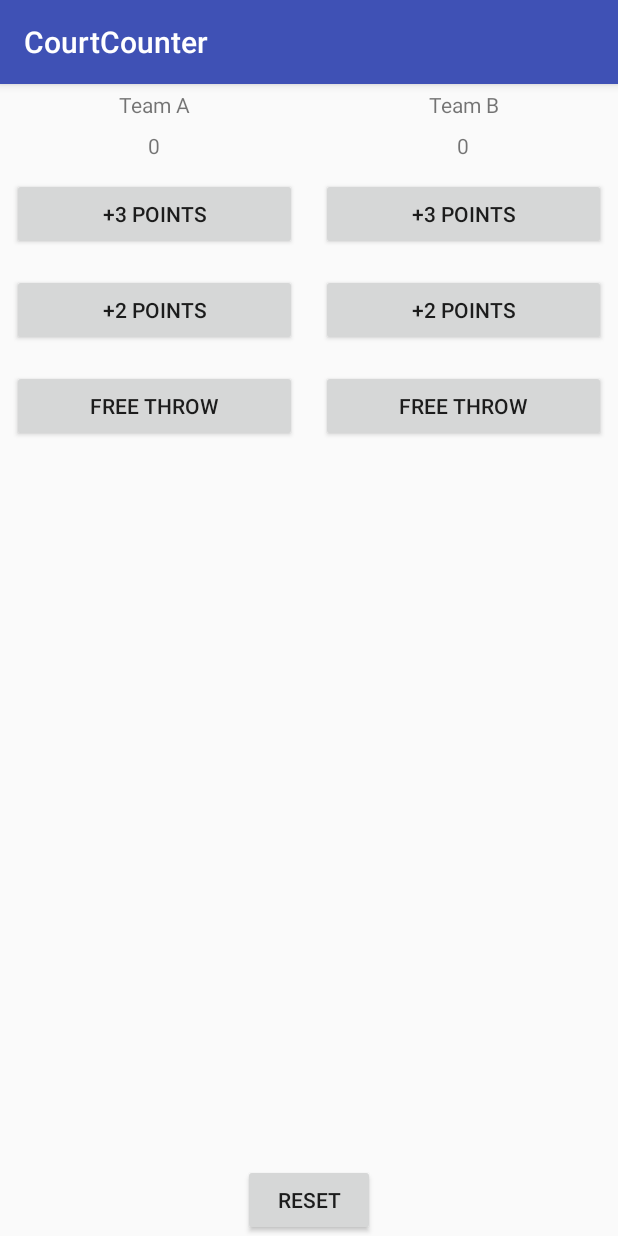
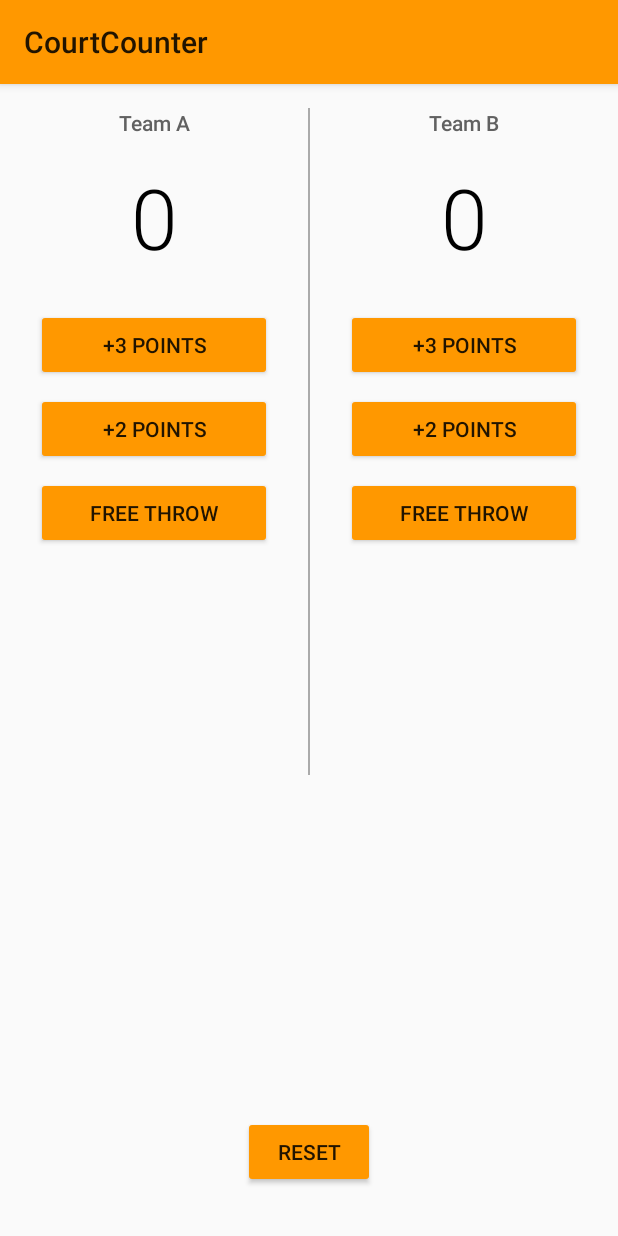
Before and after one commit to williamscs/CourtCounter, an Android app: the screen it shows after launch (MainActivity), on a phone screen of 412 x 824 dp. Run offline under Robolectric (Android 15) with nearby library versions, the phone set to English and light mode, and no system bars.

Commit message:
Change appearance

```diff
--- a/app/src/main/res/layout/activity_main.xml
+++ b/app/src/main/res/layout/activity_main.xml
@@ -6,9 +6,10 @@
     android:orientation="vertical">
     <LinearLayout xmlns:android="http://schemas.android.com/apk/res/android"
         xmlns:tools="http://schemas.android.com/tools"
-        android:layout_weight="2"
+        android:layout_weight="3"
         android:layout_width="match_parent"
         android:layout_height="0dp"
+        android:paddingTop="16dp"
         android:orientation="horizontal">
         <LinearLayout xmlns:android="http://schemas.android.com/apk/res/android"
             xmlns:tools="http://schemas.android.com/tools"
@@ -22,34 +23,55 @@
                 android:layout_width="match_parent"
                 android:layout_height="wrap_content"
                 android:gravity="center"
-                android:padding="4dp"
+                android:textSize="14sp"
+                android:fontFamily="sans-serif-medium"
+                android:textColor="#616161"
                 android:text="Team A" />
             <TextView
                 android:id="@+id/team_a_score"
                 android:layout_width="match_parent"
                 android:layout_height="wrap_content"
                 android:gravity="center"
-                android:padding="4dp"
+                android:paddingTop="16dp"
+                android:paddingBottom="20dp"
+                android:textSize="56sp"
+                android:fontFamily="sans-serif-light"
+                android:textColor="#000000"
                 android:text="0" />
             <Button
                 android:layout_width="match_parent"
                 android:layout_height="wrap_content"
-                android:layout_margin="8dp"
+                android:layout_marginTop="4dp"
+                android:layout_marginBottom="4dp"
+                android:layout_marginLeft="24dp"
+                android:layout_marginRight="24dp"
                 android:text="+3 Points"
                 android:onClick="threePointerScoredForTeamA"/>
             <Button
                 android:layout_width="match_parent"
                 android:layout_height="wrap_content"
-                android:layout_margin="8dp"
+                android:layout_marginTop="4dp"
+                android:layout_marginBottom="4dp"
+                android:layout_marginLeft="24dp"
+                android:layout_marginRight="24dp"
                 android:text="+2 Points"
                 android:onClick="twoPointerScoredForTeamA"/>
             <Button
                 android:layout_width="match_parent"
                 android:layout_height="wrap_content"
-                android:layout_margin="8dp"
+                android:layout_marginTop="4dp"
+                android:layout_marginBottom="4dp"
+                android:layout_marginLeft="24dp"
+                android:layout_marginRight="24dp"
                 android:text="Free Throw"
                 android:onClick="freeThrowScoredForTeamA"/>
         </LinearLayout>
+        <View
+            android:layout_width="1dp"
+            android:layout_height="wrap_content"
+            android:background="@android:color/darker_gray">
+
+        </View>
         <LinearLayout xmlns:android="http://schemas.android.com/apk/res/android"
             xmlns:tools="http://schemas.android.com/tools"
             android:layout_weight="1"
@@ -62,31 +84,46 @@
                 android:layout_width="match_parent"
                 android:layout_height="wrap_content"
                 android:gravity="center"
-                android:padding="4dp"
+                android:textSize="14sp"
+                android:fontFamily="sans-serif-medium"
+                android:textColor="#616161"
                 android:text="Team B" />
             <TextView
                 android:id="@+id/team_b_score"
                 android:layout_width="match_parent"
                 android:layout_height="wrap_content"
                 android:gravity="center"
-                android:padding="4dp"
+                android:paddingTop="16dp"
+                android:paddingBottom="20dp"
+                android:textSize="56sp"
+                android:fontFamily="sans-serif-light"
+                android:textColor="#000000"
                 android:text="0" />
             <Button
                 android:layout_width="match_parent"
                 android:layout_height="wrap_content"
-                android:layout_margin="8dp"
+                android:layout_marginTop="4dp"
+                android:layout_marginBottom="4dp"
+                android:layout_marginLeft="24dp"
+                android:layout_marginRight="24dp"
                 android:text="+3 Points"
                 android:onClick="threePointerScoredForTeamB"/>
             <Button
                 android:layout_width="match_parent"
                 android:layout_height="wrap_content"
-                android:layout_margin="8dp"
+                android:layout_marginTop="4dp"
+                android:layout_marginBottom="4dp"
+                android:layout_marginLeft="24dp"
+                android:layout_marginRight="24dp"
                 android:text="+2 Points"
                 android:onClick="twoPointerScoredForTeamB"/>
             <Button
                 android:layout_width="match_parent"
                 android:layout_height="wrap_content"
-                android:layout_margin="8dp"
+                android:layout_marginTop="4dp"
+                android:layout_marginBottom="4dp"
+                android:layout_marginLeft="24dp"
+                android:layout_marginRight="24dp"
                 android:text="Free Throw"
                 android:onClick="freeThrowScoredForTeamB"/>
         </LinearLayout>
@@ -94,12 +131,13 @@
     <RelativeLayout
         android:layout_width="match_parent"
         android:layout_height="0dp"
-        android:layout_weight="1">
+        android:layout_weight="2">
         <Button
             android:layout_width="wrap_content"
             android:layout_height="wrap_content"
             android:layout_alignParentBottom="true"
             android:layout_centerHorizontal="true"
+            android:layout_marginBottom="32dp"
             android:text="Reset"
             android:onClick="resetScores"/>
     </RelativeLayout>
--- a/app/src/main/res/values/styles.xml
+++ b/app/src/main/res/values/styles.xml
@@ -1,11 +1,9 @@
 <resources>
-
     <!-- Base application theme. -->
-    <style name="AppTheme" parent="Theme.AppCompat.Light.DarkActionBar">
-        <!-- Customize your theme here. -->
-        <item name="colorPrimary">@color/colorPrimary</item>
-        <item name="colorPrimaryDark">@color/colorPrimaryDark</item>
-        <item name="colorAccent">@color/colorAccent</item>
+    <style name="AppTheme" parent="Theme.AppCompat.Light">
+        <!-- Primary theme color of the app (sets background color of app bar) -->
+        <item name="colorPrimary">#FF9800</item>
+        <!-- Background color of buttons in the app -->
+        <item name="colorButtonNormal">#FF9800</item>
     </style>
-
 </resources>
```
